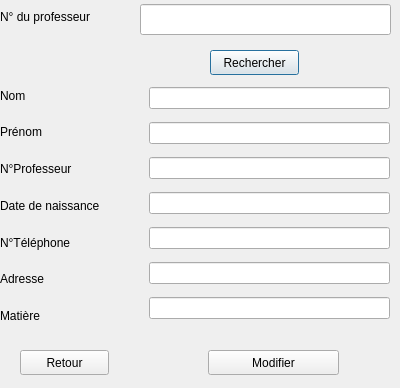
The window that c++_oussa/Professeur_UI/modifierprofesseur.ui (khadimkasse/projet_cpp_ndeye) describes before a commit, drawn with Qt 5.
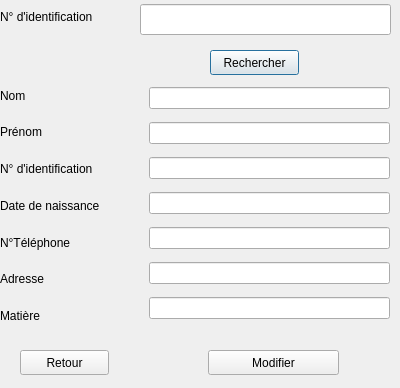
The same window after the commit.

The edit to the form file:
```diff
--- a/c++_oussa/Professeur_UI/modifierprofesseur.ui
+++ b/c++_oussa/Professeur_UI/modifierprofesseur.ui
@@ -18,12 +18,12 @@
     <rect>
      <x>0</x>
      <y>7</y>
-     <width>121</width>
+     <width>131</width>
      <height>20</height>
     </rect>
    </property>
    <property name="text">
-    <string>N° du professeur</string>
+    <string>N° d'identification</string>
    </property>
   </widget>
   <widget class="QWidget" name="verticalLayoutWidget">
@@ -53,7 +53,7 @@
     <item>
      <widget class="QLabel" name="label_6">
       <property name="text">
-       <string>N°Professeur</string>
+       <string>N° d'identification</string>
       </property>
      </widget>
     </item>
```
